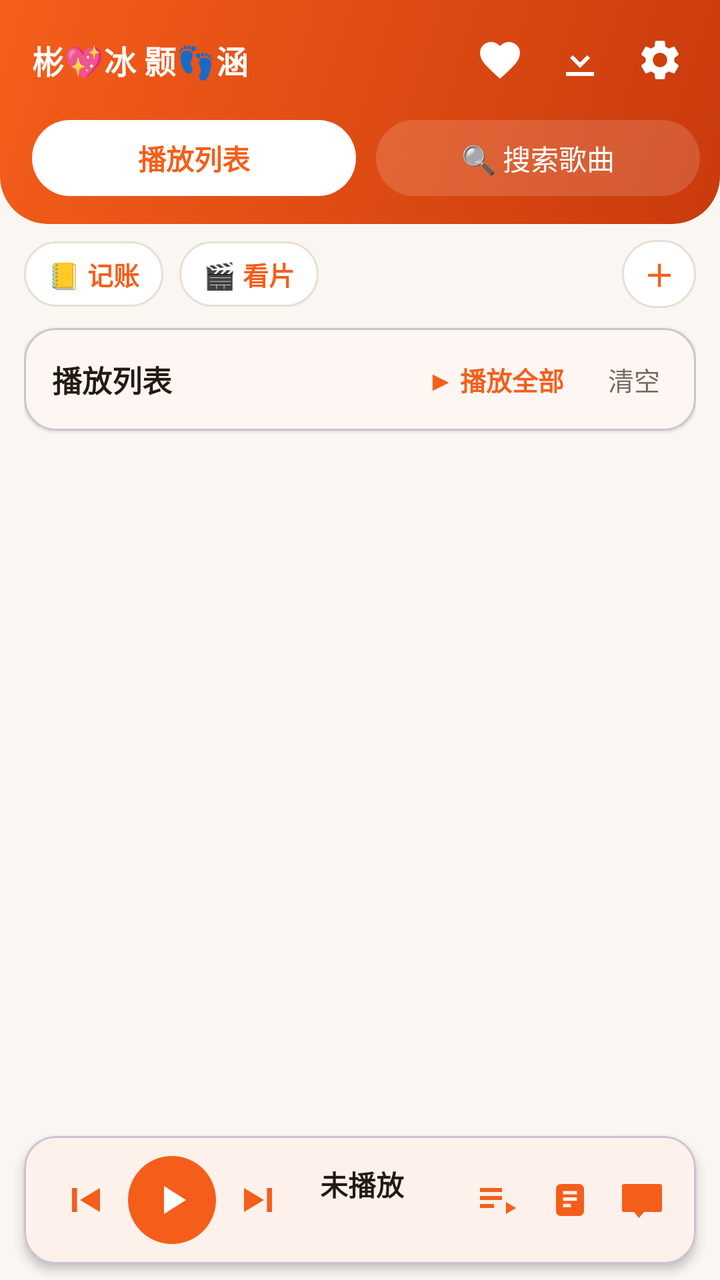
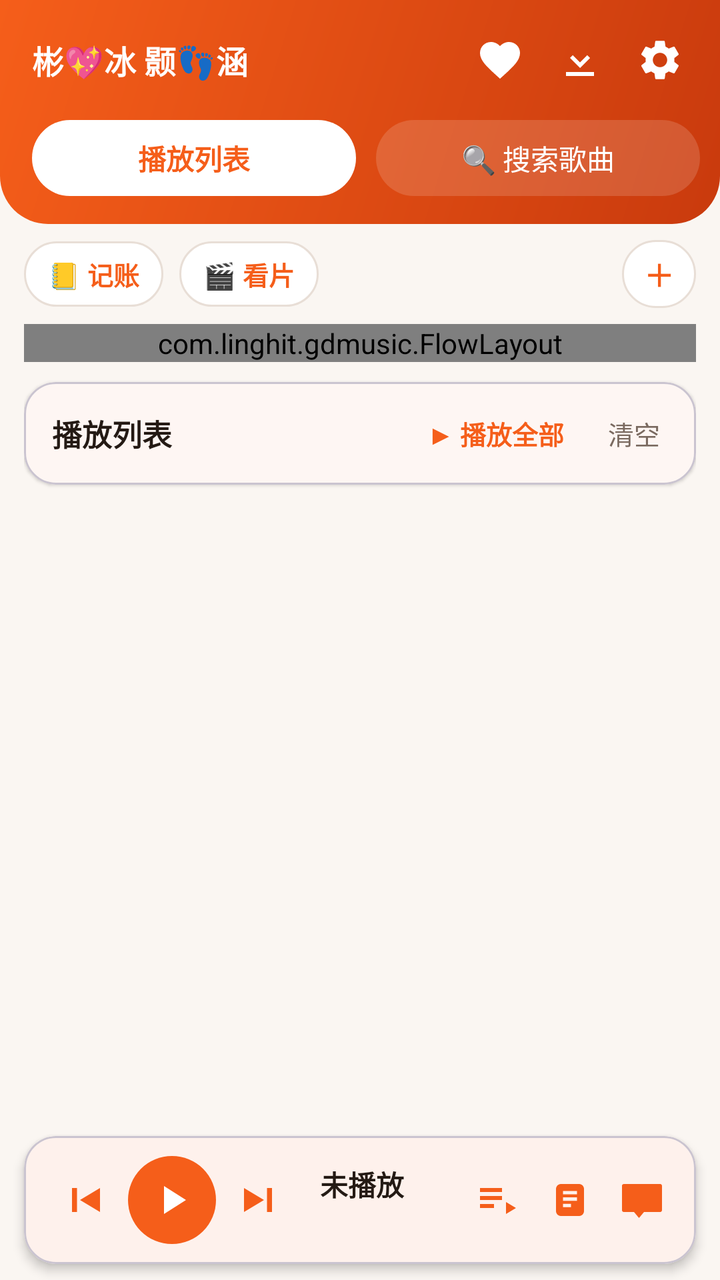

Before-and-after screenshots of an Android layout around one commit, followed by the original layout XML and the change that was made.
<!-- AndroidManifest.xml: application theme AppTheme -->
<!-- res/layout/activity_main.xml -->
<?xml version="1.0" encoding="utf-8"?>
<LinearLayout xmlns:android="http://schemas.android.com/apk/res/android"
    xmlns:app="http://schemas.android.com/apk/res-auto"
    android:layout_width="match_parent"
    android:layout_height="match_parent"
    android:orientation="vertical">

    
    <LinearLayout
        android:layout_width="match_parent"
        android:layout_height="wrap_content"
        android:orientation="vertical"
        android:background="@drawable/bg_header_gradient"
        android:paddingStart="16dp"
        android:paddingEnd="10dp"
        android:paddingTop="10dp"
        android:paddingBottom="14dp">

        
        <LinearLayout
            android:layout_width="match_parent"
            android:layout_height="wrap_content"
            android:orientation="horizontal"
            android:gravity="center_vertical">
            <TextView
                android:layout_width="wrap_content"
                android:layout_height="wrap_content"
                android:text="彬💖冰 颢👣涵"
                android:textSize="16sp"
                android:textStyle="bold"
                android:textColor="@color/on_primary"
                android:maxLines="1"
                android:includeFontPadding="false"/>
            <View
                android:layout_width="0dp"
                android:layout_height="1dp"
                android:layout_weight="1"/>
            <ImageButton
                android:id="@+id/openFavorites"
                android:layout_width="40dp"
                android:layout_height="40dp"
                android:background="?attr/selectableItemBackgroundBorderless"
                android:src="@drawable/ic_favorite"
                android:tint="@color/on_primary"
                android:scaleType="centerInside"
                android:contentDescription="收藏"/>
            <ImageButton
                android:id="@+id/openDownloads"
                android:layout_width="40dp"
                android:layout_height="40dp"
                android:background="?attr/selectableItemBackgroundBorderless"
                android:src="@drawable/ic_download"
                android:tint="@color/on_primary"
                android:scaleType="centerInside"
                android:contentDescription="已下载"/>
            <ImageButton
                android:id="@+id/openSettings"
                android:layout_width="40dp"
                android:layout_height="40dp"
                android:background="?attr/selectableItemBackgroundBorderless"
                android:src="@drawable/ic_settings"
                android:tint="@color/on_primary"
                android:scaleType="centerInside"
                android:contentDescription="设置"/>
        </LinearLayout>

        
        <LinearLayout
            android:layout_width="match_parent"
            android:layout_height="wrap_content"
            android:orientation="horizontal"
            android:gravity="center_vertical"
            android:paddingTop="10dp">
            <TextView
                android:id="@+id/tabPlaylist"
                android:layout_width="0dp"
                android:layout_height="38dp"
                android:layout_weight="1"
                android:gravity="center"
                android:text="播放列表"
                android:textSize="14sp"
                android:textStyle="bold"
                android:background="@drawable/bg_pill_white"
                android:textColor="@color/primary"/>
            <TextView
                android:id="@+id/tabSearch"
                android:layout_width="0dp"
                android:layout_height="38dp"
                android:layout_marginStart="10dp"
                android:layout_weight="1"
                android:gravity="center"
                android:text="🔍 搜索歌曲"
                android:textSize="14sp"
                android:background="@drawable/bg_pill_glass"
                android:textColor="@color/on_primary"/>
        </LinearLayout>
    </LinearLayout>

    
    <FrameLayout
        android:layout_width="match_parent"
        android:layout_height="0dp"
        android:layout_weight="1"
        android:paddingTop="8dp">

        
        <LinearLayout
            android:id="@+id/playlistPanel"
            android:layout_width="match_parent"
            android:layout_height="match_parent"
            android:orientation="vertical"
            android:paddingStart="12dp"
            android:paddingEnd="12dp">

            
            <LinearLayout
                android:layout_width="match_parent"
                android:layout_height="wrap_content"
                android:orientation="horizontal"
                android:gravity="center_vertical"
                android:layout_marginBottom="10dp">

                <TextView
                    android:id="@+id/openNetAsset"
                    android:layout_width="wrap_content"
                    android:layout_height="wrap_content"
                    android:background="@drawable/bg_pill_soft"
                    android:text="📒 记账"
                    android:textSize="13sp"
                    android:textStyle="bold"
                    android:textColor="?attr/colorPrimary"
                    android:paddingStart="12dp"
                    android:paddingEnd="12dp"
                    android:paddingTop="7dp"
                    android:paddingBottom="7dp"
                    android:layout_marginEnd="8dp"/>

                <TextView
                    android:id="@+id/openVideo"
                    android:layout_width="wrap_content"
                    android:layout_height="wrap_content"
                    android:background="@drawable/bg_pill_soft"
                    android:text="🎬 看片"
                    android:textSize="13sp"
                    android:textStyle="bold"
                    android:textColor="?attr/colorPrimary"
                    android:paddingStart="12dp"
                    android:paddingEnd="12dp"
                    android:paddingTop="7dp"
                    android:paddingBottom="7dp"
                    android:layout_marginEnd="8dp"/>

                
                <HorizontalScrollView
                    android:layout_width="0dp"
                    android:layout_height="wrap_content"
                    android:layout_weight="1"
                    android:scrollbars="none">
                    <LinearLayout
                        android:id="@+id/shortcutRow"
                        android:layout_width="wrap_content"
                        android:layout_height="wrap_content"
                        android:orientation="horizontal"/>
                </HorizontalScrollView>

                <TextView
                    android:id="@+id/addShortcutBtn"
                    android:layout_width="wrap_content"
                    android:layout_height="wrap_content"
                    android:background="@drawable/bg_pill_soft"
                    android:text="＋"
                    android:textSize="15sp"
                    android:textStyle="bold"
                    android:textColor="?attr/colorPrimary"
                    android:paddingStart="11dp"
                    android:paddingEnd="11dp"
                    android:paddingTop="6dp"
                    android:paddingBottom="6dp"
                    android:layout_marginStart="6dp"/>
            </LinearLayout>

            <com.google.android.material.card.MaterialCardView
                android:layout_width="match_parent"
                android:layout_height="wrap_content"
                app:cardCornerRadius="16dp"
                app:cardElevation="1dp"
                app:cardBackgroundColor="?attr/colorSurface"
                android:layout_marginBottom="10dp">
                <LinearLayout
                    android:layout_width="match_parent"
                    android:layout_height="wrap_content"
                    android:orientation="horizontal"
                    android:gravity="center_vertical"
                    android:paddingStart="14dp"
                    android:paddingEnd="8dp"
                    android:paddingTop="10dp"
                    android:paddingBottom="10dp">
                    <TextView
                        android:id="@+id/queueCount"
                        android:layout_width="0dp"
                        android:layout_height="wrap_content"
                        android:layout_weight="1"
                        android:text="播放列表"
                        android:textSize="15sp"
                        android:textStyle="bold"
                        android:textColor="?attr/colorOnSurface"/>
                    <TextView
                        android:id="@+id/playAllQueue"
                        android:layout_width="wrap_content"
                        android:layout_height="wrap_content"
                        android:text="▶ 播放全部"
                        android:textSize="13sp"
                        android:textStyle="bold"
                        android:textColor="@color/primary"
                        android:paddingStart="12dp"
                        android:paddingEnd="12dp"
                        android:paddingTop="6dp"
                        android:paddingBottom="6dp"/>
                    <TextView
                        android:id="@+id/clearQueue"
                        android:layout_width="wrap_content"
                        android:layout_height="wrap_content"
                        android:text="清空"
                        android:textSize="13sp"
                        android:textColor="?attr/colorOnSurfaceVariant"
                        android:paddingStart="10dp"
                        android:paddingEnd="10dp"
                        android:paddingTop="6dp"
                        android:paddingBottom="6dp"/>
                </LinearLayout>
            </com.google.android.material.card.MaterialCardView>

            <androidx.recyclerview.widget.RecyclerView
                android:id="@+id/queueList"
                android:layout_width="match_parent"
                android:layout_height="0dp"
                android:layout_weight="1"
                android:clipToPadding="false"
                android:paddingBottom="8dp"/>

            
            <LinearLayout
                android:id="@+id/queueEmpty"
                android:layout_width="match_parent"
                android:layout_height="match_parent"
                android:orientation="vertical"
                android:gravity="center"
                android:visibility="gone">
                <TextView
                    android:layout_width="wrap_content"
                    android:layout_height="wrap_content"
                    android:text="🎶"
                    android:textSize="48sp"/>
                <TextView
                    android:layout_width="wrap_content"
                    android:layout_height="wrap_content"
                    android:text="播放列表还是空的"
                    android:textSize="17sp"
                    android:textStyle="bold"
                    android:textColor="?attr/colorOnSurface"
                    android:paddingTop="10dp"/>
                <TextView
                    android:layout_width="wrap_content"
                    android:layout_height="wrap_content"
                    android:text="去搜索喜欢的歌，点一下就播"
                    android:textSize="13sp"
                    android:textColor="?attr/colorOnSurfaceVariant"
                    android:paddingTop="6dp"/>
                <com.google.android.material.button.MaterialButton
                    android:id="@+id/gotoSearchBtn"
                    android:layout_width="wrap_content"
                    android:layout_height="wrap_content"
                    android:layout_marginTop="18dp"
                    android:text="去搜索"/>
            </LinearLayout>
        </LinearLayout>

        
        <LinearLayout
            android:id="@+id/searchPanel"
            android:layout_width="match_parent"
            android:layout_height="match_parent"
            android:orientation="vertical"
            android:padding="12dp"
            android:visibility="gone">

            
            <com.google.android.material.card.MaterialCardView
                android:layout_width="match_parent"
                android:layout_height="wrap_content"
                app:cardCornerRadius="16dp"
                app:cardElevation="2dp"
                app:cardBackgroundColor="?attr/colorSurface"
                android:layout_marginBottom="12dp">
                <LinearLayout
                    android:layout_width="match_parent"
                    android:layout_height="wrap_content"
                    android:orientation="horizontal"
                    android:gravity="center_vertical"
                    android:padding="10dp">
                    <com.google.android.material.textfield.TextInputLayout
                        style="@style/Widget.Material3.TextInputLayout.OutlinedBox"
                        android:layout_width="0dp"
                        android:layout_height="wrap_content"
                        android:layout_weight="1"
                        android:hint="搜索歌曲 / 歌手">
                        <com.google.android.material.textfield.TextInputEditText
                            android:id="@+id/searchInput"
                            android:layout_width="match_parent"
                            android:layout_height="wrap_content"
                            android:inputType="text"
                            android:imeOptions="actionSearch"
                            android:maxLines="1"/>
                    </com.google.android.material.textfield.TextInputLayout>
                    <com.google.android.material.button.MaterialButton
                        android:id="@+id/searchButton"
                        android:layout_width="wrap_content"
                        android:layout_height="56dp"
                        android:layout_marginStart="8dp"
                        android:text="搜索"/>
                </LinearLayout>
            </com.google.android.material.card.MaterialCardView>

            

            <TextView
                android:id="@+id/statusText"
                android:layout_width="match_parent"
                android:layout_height="wrap_content"
                android:text="搜索后点击歌曲即可播放"
                android:textColor="?attr/colorOnSurfaceVariant"
                android:textSize="13sp"
                android:padding="4dp"/>

            <androidx.recyclerview.widget.RecyclerView
                android:id="@+id/songList"
                android:layout_width="match_parent"
                android:layout_height="0dp"
                android:layout_weight="1"
                android:paddingTop="4dp"
                android:paddingBottom="8dp"
                android:clipToPadding="false"/>
        </LinearLayout>
    </FrameLayout>

    
    <com.google.android.material.card.MaterialCardView
        android:id="@+id/playerBar"
        android:layout_width="match_parent"
        android:layout_height="wrap_content"
        app:cardCornerRadius="16dp"
        app:cardElevation="3dp"
        app:cardBackgroundColor="?attr/colorSurface"
        android:layout_marginStart="12dp"
        android:layout_marginEnd="12dp"
        android:layout_marginBottom="8dp">
        <LinearLayout
            android:layout_width="match_parent"
            android:layout_height="wrap_content"
            android:orientation="horizontal"
            android:gravity="center_vertical"
            android:padding="10dp">
            <ImageButton
                android:id="@+id/prevBtn"
                android:layout_width="40dp"
                android:layout_height="40dp"
                android:background="?attr/selectableItemBackgroundBorderless"
                android:src="@drawable/ic_prev"
                android:tint="@color/primary"
                android:scaleType="centerInside"
                android:contentDescription="上一首"/>
            <ImageButton
                android:id="@+id/playPauseBtn"
                android:layout_width="44dp"
                android:layout_height="44dp"
                android:layout_marginStart="2dp"
                android:background="@drawable/bg_circle_primary"
                android:src="@drawable/ic_play"
                android:tint="@color/on_primary"
                android:scaleType="centerInside"/>
            <ImageButton
                android:id="@+id/nextBtn"
                android:layout_width="40dp"
                android:layout_height="40dp"
                android:layout_marginStart="2dp"
                android:background="?attr/selectableItemBackgroundBorderless"
                android:src="@drawable/ic_next"
                android:tint="@color/primary"
                android:scaleType="centerInside"
                android:contentDescription="下一首"/>
            <LinearLayout
                android:layout_width="0dp"
                android:layout_height="wrap_content"
                android:layout_weight="1"
                android:orientation="vertical"
                android:paddingStart="10dp"
                android:paddingEnd="4dp">
                <TextView
                    android:id="@+id/nowPlaying"
                    android:layout_width="match_parent"
                    android:layout_height="wrap_content"
                    android:text="未播放"
                    android:textSize="14sp"
                    android:textStyle="bold"
                    android:textColor="?attr/colorOnSurface"
                    android:maxLines="1"
                    android:ellipsize="end"/>
                <TextView
                    android:id="@+id/nowArtist"
                    android:layout_width="match_parent"
                    android:layout_height="wrap_content"
                    android:text=""
                    android:textSize="11sp"
                    android:paddingTop="1dp"
                    android:textColor="?attr/colorOnSurfaceVariant"
                    android:maxLines="1"
                    android:ellipsize="end"/>
            </LinearLayout>
            <ImageButton
                android:id="@+id/modeBtn"
                android:layout_width="34dp"
                android:layout_height="34dp"
                android:background="?attr/selectableItemBackgroundBorderless"
                android:src="@drawable/ic_sequence"
                android:tint="@color/primary"
                android:scaleType="centerInside"
                android:contentDescription="播放模式"/>
            <ImageButton
                android:id="@+id/lyricPageBtn"
                android:layout_width="34dp"
                android:layout_height="34dp"
                android:layout_marginStart="2dp"
                android:background="?attr/selectableItemBackgroundBorderless"
                android:src="@drawable/ic_lyric_page"
                android:tint="@color/primary"
                android:scaleType="centerInside"
                android:contentDescription="歌词页"/>
            <ImageButton
                android:id="@+id/lyricFloatBtn"
                android:layout_width="34dp"
                android:layout_height="34dp"
                android:layout_marginStart="2dp"
                android:background="?attr/selectableItemBackgroundBorderless"
                android:src="@drawable/ic_lyric_float"
                android:tint="@color/primary"
                android:scaleType="centerInside"
                android:contentDescription="桌面歌词"/>
        </LinearLayout>
    </com.google.android.material.card.MaterialCardView>
</LinearLayout>
<!-- resources referenced by this layout -->
<resources>
  <color name="on_primary">#FFFFFF</color>
  <color name="primary">#F55E1A</color>
  <!-- drawable bg_circle_primary (drawable) -->
  <?xml version="1.0" encoding="utf-8"?>
  <shape xmlns:android="http://schemas.android.com/apk/res/android"
      android:shape="oval">
      <solid android:color="@color/primary"/>
  </shape>
  <!-- drawable bg_header_gradient (drawable) -->
  <?xml version="1.0" encoding="utf-8"?>
  <shape xmlns:android="http://schemas.android.com/apk/res/android"
      android:shape="rectangle">
      <gradient
          android:startColor="@color/primary"
          android:endColor="@color/primary_dark"
          android:angle="315"/>
      <corners
          android:bottomLeftRadius="24dp"
          android:bottomRightRadius="24dp"/>
  </shape>
  <!-- drawable bg_pill_glass (drawable) -->
  <?xml version="1.0" encoding="utf-8"?>
  <shape xmlns:android="http://schemas.android.com/apk/res/android"
      android:shape="rectangle">
      <solid android:color="#26FFFFFF"/>
      <corners android:radius="19dp"/>
  </shape>
  <!-- drawable bg_pill_soft (drawable) -->
  <?xml version="1.0" encoding="utf-8"?>
  <shape xmlns:android="http://schemas.android.com/apk/res/android"
      android:shape="rectangle">
      <solid android:color="@color/surface"/>
      <corners android:radius="17dp"/>
      <stroke android:width="1dp" android:color="@color/outline"/>
  </shape>
  <!-- drawable bg_pill_white (drawable) -->
  <?xml version="1.0" encoding="utf-8"?>
  <shape xmlns:android="http://schemas.android.com/apk/res/android"
      android:shape="rectangle">
      <solid android:color="#FFFFFF"/>
      <corners android:radius="19dp"/>
  </shape>
  <!-- drawable ic_download (drawable) -->
  <vector xmlns:android="http://schemas.android.com/apk/res/android"
      android:width="24dp"
      android:height="24dp"
      android:viewportWidth="24"
      android:viewportHeight="24">
      <path
          android:fillColor="#000000"
          android:pathData="M5,20h14v-2H5V20zM12,4v9.17l3.59,-3.58L17,11l-5,5 -5,-5 1.41,-1.41L12,13.17V4z"/>
  </vector>
  <!-- drawable ic_next (drawable) -->
  <?xml version="1.0" encoding="utf-8"?>
  <vector xmlns:android="http://schemas.android.com/apk/res/android"
      android:width="24dp"
      android:height="24dp"
      android:viewportWidth="24"
      android:viewportHeight="24">
      <path
          android:fillColor="#000000"
          android:pathData="M15.5 6H18v12h-2.5V6z"/>
      <path
          android:fillColor="#000000"
          android:pathData="M4 6l10 6L4 18V6z"/>
  </vector>
  <!-- drawable ic_play (drawable) -->
  <vector xmlns:android="http://schemas.android.com/apk/res/android"
      android:width="24dp"
      android:height="24dp"
      android:viewportWidth="24.0"
      android:viewportHeight="24.0">
      <path
          android:fillColor="#FFFFFF"
          android:pathData="M8 5v14l11-7z"/>
  </vector>
  <!-- drawable ic_prev (drawable) -->
  <?xml version="1.0" encoding="utf-8"?>
  <vector xmlns:android="http://schemas.android.com/apk/res/android"
      android:width="24dp"
      android:height="24dp"
      android:viewportWidth="24"
      android:viewportHeight="24">
      <path
          android:fillColor="#000000"
          android:pathData="M6 6h2.5v12H6V6z"/>
      <path
          android:fillColor="#000000"
          android:pathData="M20 6v12l-10-6L20 6z"/>
  </vector>
  <!-- drawable ic_sequence (drawable) -->
  <vector xmlns:android="http://schemas.android.com/apk/res/android"
      android:width="24dp"
      android:height="24dp"
      android:viewportWidth="24"
      android:viewportHeight="24">
      <path
          android:fillColor="#000000"
          android:pathData="M3 10h11v2H3v-2zm0-4h11v2H3V6zm0 8h7v2H3v-2zm13-1v6l5-3-5-3z"/>
  </vector>
  <color name="primary_dark">#C93A0D</color>
  <color name="surface">#FFFFFF</color>
  <color name="outline">#E8DED6</color>
  <color name="background">#FAF6F2</color>
  <color name="on_surface">#241A14</color>
  <color name="on_surface_variant">#7A6A60</color>
  <!-- unchanged entries left out for length: 5 -->
</resources>

<!-- the commit's change to res/layout/activity_main.xml (unified diff, before → after) -->
@@ -116,67 +116,72 @@
             <LinearLayout
                 android:layout_width="match_parent"
                 android:layout_height="wrap_content"
-                android:orientation="horizontal"
-                android:gravity="center_vertical"
+                android:orientation="vertical"
                 android:layout_marginBottom="10dp">
 
-                <TextView
-                    android:id="@+id/openNetAsset"
-                    android:layout_width="wrap_content"
-                    android:layout_height="wrap_content"
-                    android:background="@drawable/bg_pill_soft"
-                    android:text="📒 记账"
-                    android:textSize="13sp"
-                    android:textStyle="bold"
-                    android:textColor="?attr/colorPrimary"
-                    android:paddingStart="12dp"
-                    android:paddingEnd="12dp"
-                    android:paddingTop="7dp"
-                    android:paddingBottom="7dp"
-                    android:layout_marginEnd="8dp"/>
-
-                <TextView
-                    android:id="@+id/openVideo"
-                    android:layout_width="wrap_content"
-                    android:layout_height="wrap_content"
-                    android:background="@drawable/bg_pill_soft"
-                    android:text="🎬 看片"
-                    android:textSize="13sp"
-                    android:textStyle="bold"
-                    android:textColor="?attr/colorPrimary"
-                    android:paddingStart="12dp"
-                    android:paddingEnd="12dp"
-                    android:paddingTop="7dp"
-                    android:paddingBottom="7dp"
-                    android:layout_marginEnd="8dp"/>
-
                 
-                <HorizontalScrollView
-                    android:layout_width="0dp"
-                    android:layout_height="wrap_content"
-                    android:layout_weight="1"
-                    android:scrollbars="none">
-                    <LinearLayout
-                        android:id="@+id/shortcutRow"
-                        android:layout_width="wrap_content"
-                        android:layout_height="wrap_content"
-                        android:orientation="horizontal"/>
-                </HorizontalScrollView>
-
-                <TextView
-                    android:id="@+id/addShortcutBtn"
-                    android:layout_width="wrap_content"
-                    android:layout_height="wrap_content"
-                    android:background="@drawable/bg_pill_soft"
-                    android:text="＋"
-                    android:textSize="15sp"
-                    android:textStyle="bold"
-                    android:textColor="?attr/colorPrimary"
-                    android:paddingStart="11dp"
-                    android:paddingEnd="11dp"
-                    android:paddingTop="6dp"
-                    android:paddingBottom="6dp"
-                    android:layout_marginStart="6dp"/>
+                <LinearLayout
+                    android:layout_width="match_parent"
+                    android:layout_height="wrap_content"
+                    android:orientation="horizontal"
+                    android:gravity="center_vertical">
+
+                    <TextView
+                        android:id="@+id/openNetAsset"
+                        android:layout_width="wrap_content"
+                        android:layout_height="wrap_content"
+                        android:background="@drawable/bg_pill_soft"
+                        android:text="📒 记账"
+                        android:textSize="13sp"
+                        android:textStyle="bold"
+                        android:textColor="?attr/colorPrimary"
+                        android:paddingStart="12dp"
+                        android:paddingEnd="12dp"
+                        android:paddingTop="7dp"
+                        android:paddingBottom="7dp"
+                        android:layout_marginEnd="8dp"/>
+
+                    <TextView
+                        android:id="@+id/openVideo"
+                        android:layout_width="wrap_content"
+                        android:layout_height="wrap_content"
+                        android:background="@drawable/bg_pill_soft"
+                        android:text="🎬 看片"
+                        android:textSize="13sp"
+                        android:textStyle="bold"
+                        android:textColor="?attr/colorPrimary"
+                        android:paddingStart="12dp"
+                        android:paddingEnd="12dp"
+                        android:paddingTop="7dp"
+                        android:paddingBottom="7dp"
+                        android:layout_marginEnd="8dp"/>
+
+                    <View
+                        android:layout_width="0dp"
+                        android:layout_height="0dp"
+                        android:layout_weight="1"/>
+
+                    <TextView
+                        android:id="@+id/addShortcutBtn"
+                        android:layout_width="wrap_content"
+                        android:layout_height="wrap_content"
+                        android:background="@drawable/bg_pill_soft"
+                        android:text="＋"
+                        android:textSize="15sp"
+                        android:textStyle="bold"
+                        android:textColor="?attr/colorPrimary"
+                        android:paddingStart="11dp"
+                        android:paddingEnd="11dp"
+                        android:paddingTop="6dp"
+                        android:paddingBottom="6dp"/>
+                </LinearLayout>
+
+                
+                <com.linghit.gdmusic.FlowLayout
+                    android:id="@+id/shortcutRow"
+                    android:layout_width="match_parent"
+                    android:layout_height="wrap_content"
+                    android:layout_marginTop="8dp"/>
             </LinearLayout>
 
             <com.google.android.material.card.MaterialCardView
